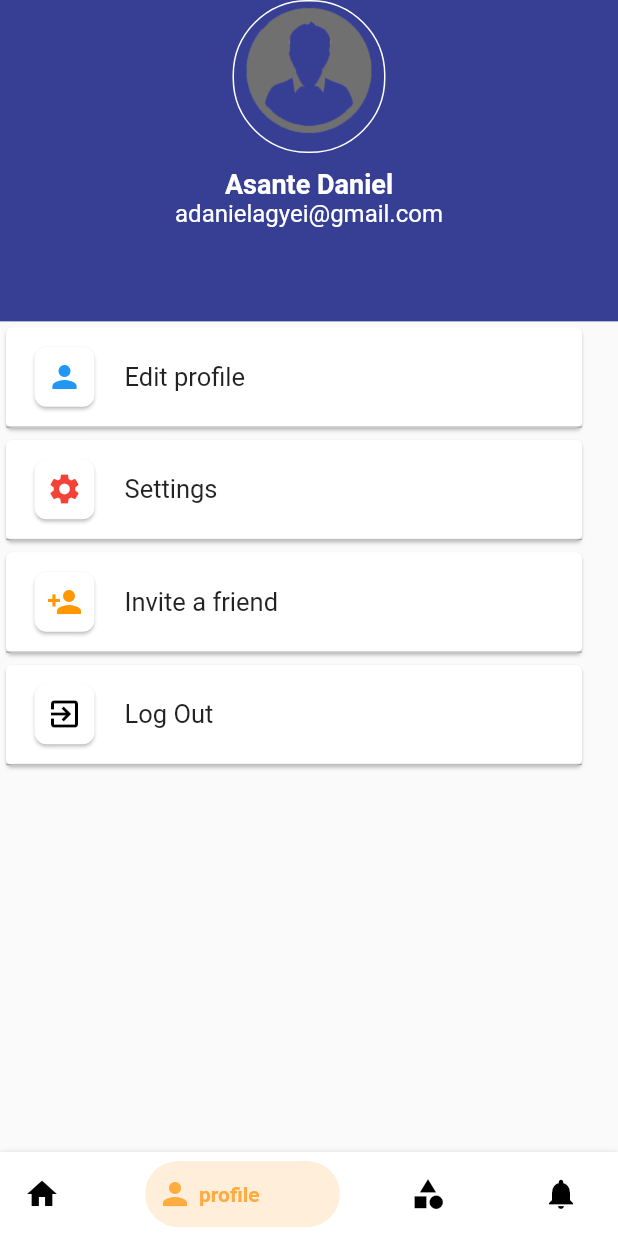
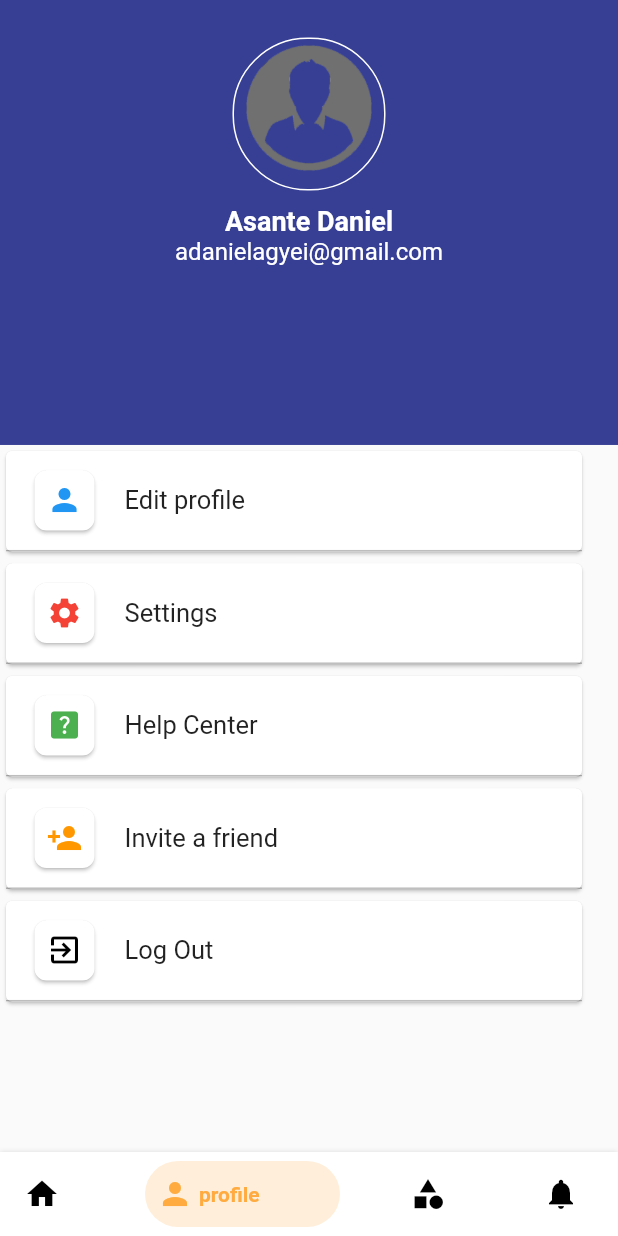
Before and after one commit to stephen911/campus_market, a Flutter app: the screen it shows after launch, item 2 of the bottom bar chosen, on a phone screen of 412 x 824 dp. Run offline on Flutter 3.47's test engine with Material 2 defaults, Android fonts, the phone set to English and light mode, and no system bars; drawn by our look-alikes of bottom_navy_bar.

Commit message:
done with profile page

```diff
--- a/lib/screens/profile.dart
+++ b/lib/screens/profile.dart
@@ -19,11 +19,12 @@ class _ProfilePageState extends State<ProfilePage> {
       child: Column(
         children: [
           Container(
-            height: size.height * 0.26,
+            height: size.height * 0.36,
             width: double.infinity,
             color: kprimary,
             child: Column(
               children: [
+                SizedBox(height: 25,),
                 Container(
                   decoration: BoxDecoration(
                       borderRadius: BorderRadius.circular(50),
@@ -37,7 +38,8 @@ class _ProfilePageState extends State<ProfilePage> {
                       height: 100,
                       width: 100,
                       fit: BoxFit.cover,
-                      )),
+                    ),
+                  ),
                 ),
                 const SizedBox(
                   height: 10,
@@ -74,6 +76,10 @@ class _ProfilePageState extends State<ProfilePage> {
                       icon: Icons.settings,
                       title: 'Settings',
                       color: Colors.red),
+                      profileTile(
+                      icon: Icons.help_center,
+                      title: 'Help Center',
+                      color: Colors.green),
                   profileTile(
                       icon: Icons.person_add,
                       title: 'Invite a friend',
```
Lines whose indentation alone changed are shown as unchanged.
